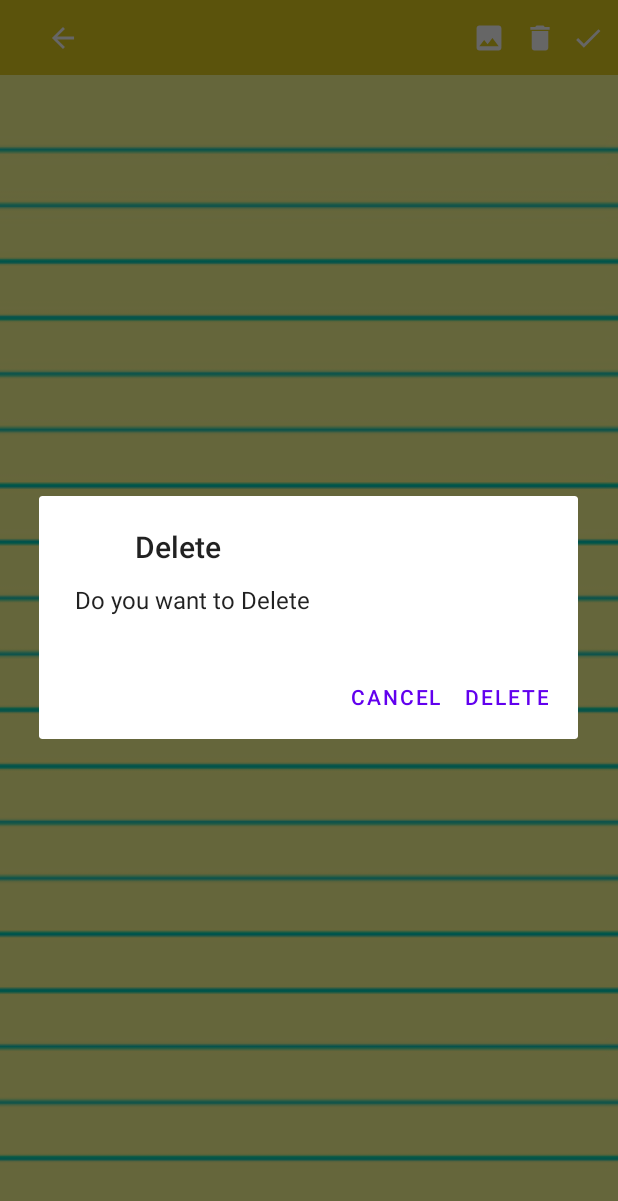
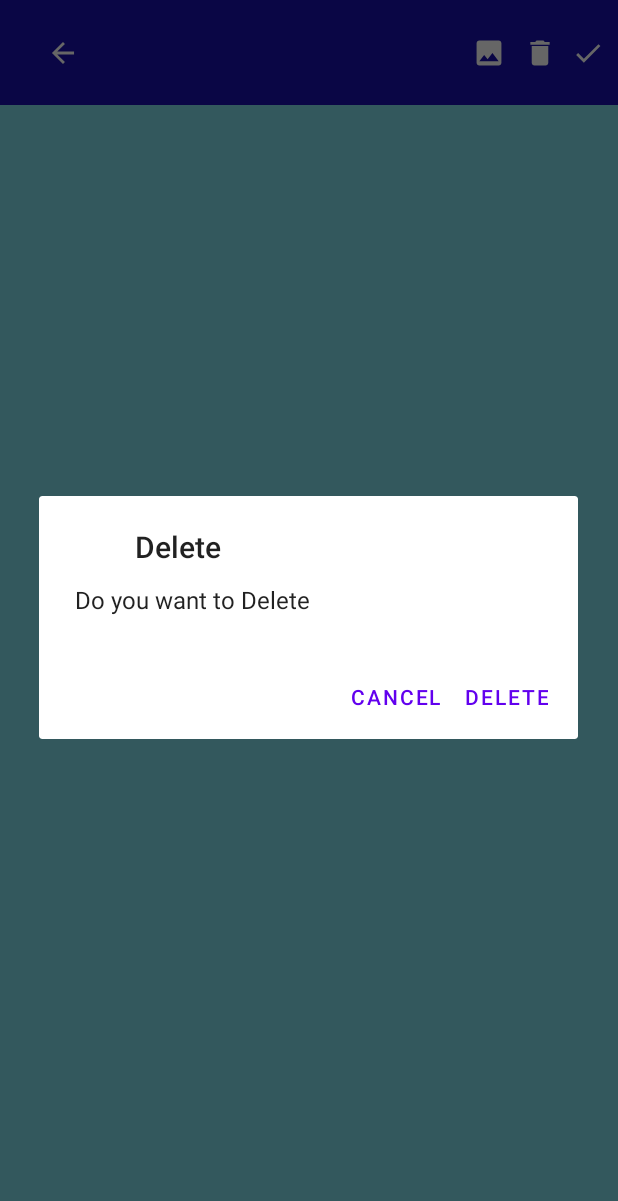
Before and after one commit to elie111/MyNote, an Android app: the fragment Note shown on its own in the app's theme, after a tap on an icon or button, on a phone screen of 412 x 824 dp. Shown: the top 1201 px of the screen. Run offline under Robolectric (Android 15) with nearby library versions, the phone set to English and light mode, and no system bars; our stand-ins replace Firebase (no records; nobody signed in at launch, a user with empty details on screens opened directly); 2 other taps on this screen came first.

Commit message:
fixed some bugs and changed design

```diff
--- a/app/src/main/java/com/example/moveohw/Home.java
+++ b/app/src/main/java/com/example/moveohw/Home.java
@@ -100,7 +100,7 @@ public class Home extends AppCompatActivity implements NavigateFragments {
                 });
     }
     public void navigateFrag(Fragment fragment, Boolean addToStack) {;
-        FragmentTransaction transaction=getSupportFragmentManager().beginTransaction().replace(R.id.HomeLayout,fragment);
+        FragmentTransaction transaction=getSupportFragmentManager().beginTransaction().replace(R.id.homemainlayout,fragment);
         if(addToStack){
             transaction.addToBackStack(null);
 
--- a/app/src/main/java/com/example/moveohw/NoteAdapter.java
+++ b/app/src/main/java/com/example/moveohw/NoteAdapter.java
@@ -75,7 +75,8 @@ String itemid;
         holder.ntext.setText(noteItem.getNoteText());
         holder.ndate=noteItem.getDate();
         holder.title.setText(noteItem.getTitle());
-        SimpleDateFormat ISO_8601_FORMAT = new SimpleDateFormat("MM-dd HH:mm ");
+        SimpleDateFormat ISO_8601_FORMAT = new SimpleDateFormat("MMMM-dd\nHH:mm aa");
+
         String now = ISO_8601_FORMAT.format(noteItem.getDate());
         holder.datetxt.setText(now);
 
--- a/app/src/main/res/drawable/myrect.xml
+++ b/app/src/main/res/drawable/myrect2.xml
@@ -1,7 +1,7 @@
 <!-- res/drawable/myrect.xml -->
 <shape xmlns:android="http://schemas.android.com/apk/res/android"
     android:shape="rectangle">
-    <solid android:color="#FFFFFF" />
+    <solid android:color="#1810AD" />
     <corners android:topLeftRadius="40dp" android:topRightRadius="40dp"
-        android:bottomLeftRadius="0.1dp" android:bottomRightRadius="0.1dp"/>
+        android:bottomLeftRadius="40dp" android:bottomRightRadius="40dp"/>
 </shape>
--- a/app/src/main/res/layout/fragment_note.xml
+++ b/app/src/main/res/layout/fragment_note.xml
@@ -10,8 +10,8 @@
     <androidx.constraintlayout.widget.ConstraintLayout
         android:id="@+id/noteheaderlayoutid"
         android:layout_width="match_parent"
-        android:layout_height="50dp"
-        android:background="#e5d01f"
+        android:layout_height="70dp"
+        android:background="#1810AD"
         android:orientation="horizontal"
         app:layout_constraintBottom_toTopOf="@id/notelayouttextid"
         app:layout_constraintEnd_toEndOf="parent"
@@ -37,7 +37,7 @@
             android:layout_height="match_parent"
             android:background="@android:color/transparent"
             android:gravity="center"
-            android:textColor="@color/black"
+            android:textColor="@color/white"
             app:layout_constraintBottom_toBottomOf="parent"
             app:layout_constraintEnd_toStartOf="@+id/editbtnid"
             app:layout_constraintStart_toEndOf="@+id/returnbtnid"
@@ -61,7 +61,7 @@
         <ImageButton
             android:id="@+id/trashbtn"
             android:layout_width="wrap_content"
-            android:layout_height="wrap_content"
+            android:layout_height="0dp"
             android:background="@android:color/transparent"
             android:src="@drawable/trash"
             app:layout_constraintBottom_toBottomOf="parent"
@@ -73,7 +73,7 @@
         <ImageButton
             android:id="@+id/galleryid"
             android:layout_width="wrap_content"
-            android:layout_height="wrap_content"
+            android:layout_height="0dp"
             android:layout_marginRight="10dp"
             android:background="@android:color/transparent"
             android:src="@drawable/gallerychange"
@@ -88,7 +88,7 @@
         android:id="@+id/notelayouttextid"
         android:layout_width="0dp"
         android:layout_height="0dp"
-        android:background="@drawable/notebook"
+        android:background="#81deea"
         android:orientation="vertical"
         app:layout_constraintBottom_toBottomOf="parent"
         app:layout_constraintEnd_toEndOf="parent"
@@ -113,7 +113,7 @@
                     android:ems="10"
                     android:gravity="start|top"
                     android:inputType="textMultiLine"
-                    android:textColor="@color/black"
+                    android:textColor="@color/white"
                     tools:ignore="SpeakableTextPresentCheck,TouchTargetSizeCheck" />
             </LinearLayout>
         </ScrollView>
```
Also changed, not shown: app/src/main/java/com/example/moveohw/MapsFragment.java (+19 -4 lines), app/src/main/res/layout/activity_home.xml (+12 -0 lines), app/src/main/res/layout/fragment_note_item.xml (+11 -7 lines), app/src/main/res/layout/fragment_notes.xml (+5 -5 lines), 1 other file.
